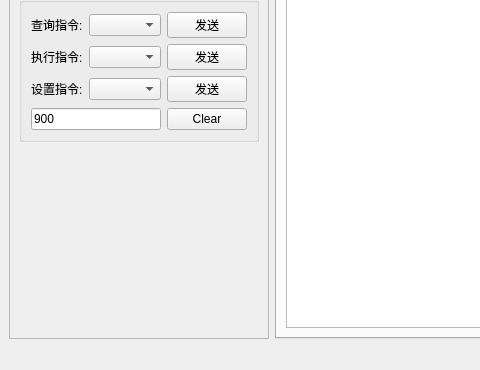
Old version of the form mainwindow.ui in the repository kdurant/laserCom; both pictures show x 0 to 480 and y 159 to 529 of the 802 by 529 pixel window.
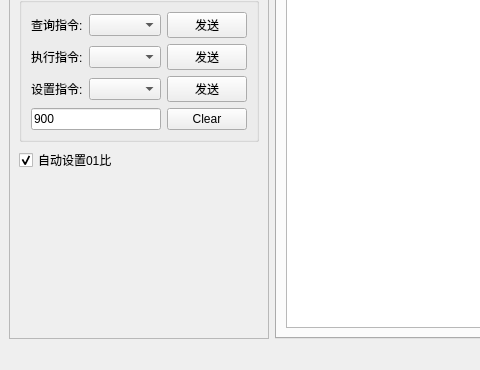
New version of the form.

Commit message: feat: 是否自动控制01比选项

```diff
--- a/mainwindow.ui
+++ b/mainwindow.ui
@@ -158,6 +158,16 @@
          </layout>
         </widget>
        </item>
+       <item>
+        <widget class="QCheckBox" name="checkBox_autoSet01">
+         <property name="text">
+          <string>自动设置01比</string>
+         </property>
+         <property name="checked">
+          <bool>true</bool>
+         </property>
+        </widget>
+       </item>
        <item>
         <spacer name="verticalSpacer">
          <property name="orientation">
```
Left out of the diff: 2 changed lines with no effect on the pictures. The commit also changes 2 other files.
